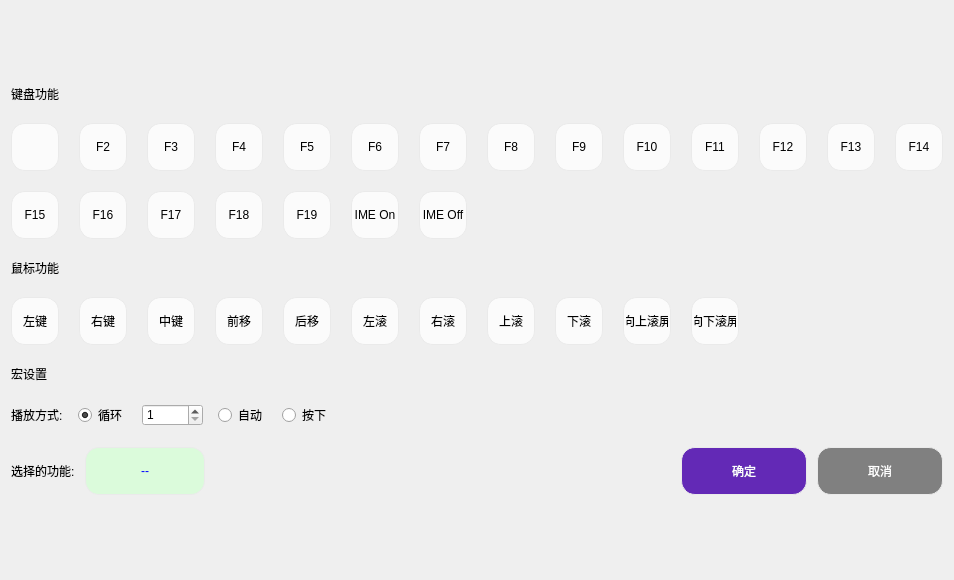
Before: the Qt Designer form Module/DialogFNPicker.ui in wlffeng2008/AkkoStudio, drawn with Qt 5.
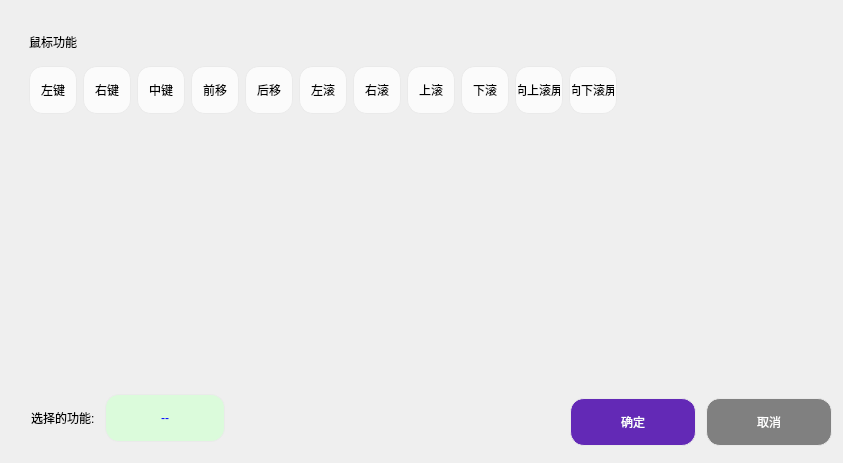
After: the same form once the commit is applied. The open tabs and pages were chosen to show the change. Icons and pictures are not drawn.

Patch:
```diff
--- a/Module/DialogFNPicker.ui
+++ b/Module/DialogFNPicker.ui
@@ -7,7 +7,7 @@
     <x>0</x>
     <y>0</y>
     <width>843</width>
-    <height>580</height>
+    <height>463</height>
    </rect>
   </property>
   <property name="windowTitle">
@@ -27,38 +27,23 @@
 
         QPushButton:hover { background-color: #E0EAE0; border: 1px solid blue;}</string>
   </property>
-  <layout class="QHBoxLayout" name="horizontalLayout_4">
+  <layout class="QVBoxLayout" name="verticalLayout_4">
    <item>
-    <spacer name="horizontalSpacer_4">
-     <property name="orientation">
-      <enum>Qt::Orientation::Horizontal</enum>
+    <widget class="QStackedWidget" name="stackedWidget">
+     <property name="currentIndex">
+      <number>0</number>
      </property>
-     <property name="sizeHint" stdset="0">
-      <size>
-       <width>101</width>
-       <height>20</height>
-      </size>
-     </property>
-    </spacer>
-   </item>
-   <item>
+     <widget class="QWidget" name="page0">
+      <widget class="QWidget" name="">
+       <property name="geometry">
+        <rect>
+         <x>18</x>
+         <y>12</y>
+         <width>805</width>
+         <height>149</height>
+        </rect>
+       </property>
     <layout class="QVBoxLayout" name="verticalLayout">
-     <property name="spacing">
-      <number>20</number>
-     </property>
-     <item>
-      <spacer name="verticalSpacer">
-       <property name="orientation">
-        <enum>Qt::Orientation::Vertical</enum>
-       </property>
-       <property name="sizeHint" stdset="0">
-        <size>
-         <width>20</width>
-         <height>119</height>
-        </size>
-       </property>
-      </spacer>
-     </item>
      <item>
       <widget class="QLabel" name="labelTitle1">
        <property name="text">
@@ -473,6 +458,20 @@
        </item>
       </layout>
      </item>
+       </layout>
+      </widget>
+     </widget>
+     <widget class="QWidget" name="page1">
+      <widget class="QWidget" name="">
+       <property name="geometry">
+        <rect>
+         <x>18</x>
+         <y>12</y>
+         <width>753</width>
+         <height>91</height>
+        </rect>
+       </property>
+       <layout class="QVBoxLayout" name="verticalLayout_2" stretch="0,1">
      <item>
       <widget class="QLabel" name="labelTitle2">
        <property name="text">
@@ -673,6 +672,20 @@
        </item>
       </layout>
      </item>
+       </layout>
+      </widget>
+     </widget>
+     <widget class="QWidget" name="page2">
+      <widget class="QWidget" name="">
+       <property name="geometry">
+        <rect>
+         <x>14</x>
+         <y>12</y>
+         <width>775</width>
+         <height>365</height>
+        </rect>
+       </property>
+       <layout class="QVBoxLayout" name="verticalLayout_3" stretch="0,0,1">
      <item>
       <widget class="QLabel" name="labelTitle3">
        <property name="text">
@@ -744,24 +757,22 @@
      <item>
       <layout class="QGridLayout" name="gridLayout2"/>
      </item>
-     <item>
-      <spacer name="verticalSpacer_3">
-       <property name="orientation">
-        <enum>Qt::Orientation::Vertical</enum>
-       </property>
-       <property name="sizeHint" stdset="0">
-        <size>
-         <width>20</width>
-         <height>40</height>
-        </size>
-       </property>
-      </spacer>
+       </layout>
+      </widget>
+     </widget>
+    </widget>
      </item>
      <item>
       <layout class="QHBoxLayout" name="horizontalLayout_8">
        <property name="spacing">
         <number>10</number>
        </property>
+     <property name="leftMargin">
+      <number>20</number>
+     </property>
+     <property name="bottomMargin">
+      <number>10</number>
+     </property>
        <item>
         <widget class="QLabel" name="labelTitle4">
          <property name="text">
@@ -808,6 +819,21 @@
        </item>
        <item>
         <widget class="QPushButton" name="pushButtonOK">
+       <property name="minimumSize">
+        <size>
+         <width>126</width>
+         <height>48</height>
+        </size>
+       </property>
+       <property name="maximumSize">
+        <size>
+         <width>48</width>
+         <height>40</height>
+        </size>
+       </property>
+       <property name="cursor">
+        <cursorShape>PointingHandCursor</cursorShape>
+       </property>
          <property name="styleSheet">
           <string notr="true">background: #6329B6;color:white;width:120px;</string>
          </property>
@@ -818,6 +844,21 @@
        </item>
        <item>
         <widget class="QPushButton" name="pushButtonCancel">
+       <property name="minimumSize">
+        <size>
+         <width>126</width>
+         <height>48</height>
+        </size>
+       </property>
+       <property name="maximumSize">
+        <size>
+         <width>48</width>
+         <height>40</height>
+        </size>
+       </property>
+       <property name="cursor">
+        <cursorShape>PointingHandCursor</cursorShape>
+       </property>
          <property name="styleSheet">
           <string notr="true">background: gray;color:white;width:120px;</string>
          </property>
@@ -827,34 +868,6 @@
         </widget>
        </item>
       </layout>
-     </item>
-     <item>
-      <spacer name="verticalSpacer_2">
-       <property name="orientation">
-        <enum>Qt::Orientation::Vertical</enum>
-       </property>
-       <property name="sizeHint" stdset="0">
-        <size>
-         <width>20</width>
-         <height>118</height>
-        </size>
-       </property>
-      </spacer>
-     </item>
-    </layout>
-   </item>
-   <item>
-    <spacer name="horizontalSpacer_5">
-     <property name="orientation">
-      <enum>Qt::Orientation::Horizontal</enum>
-     </property>
-     <property name="sizeHint" stdset="0">
-      <size>
-       <width>101</width>
-       <height>20</height>
-      </size>
-     </property>
-    </spacer>
    </item>
   </layout>
  </widget>
```
Left out of the diff: 63 changed lines with no effect on the pictures. Lines whose indentation alone changed are shown as unchanged.
